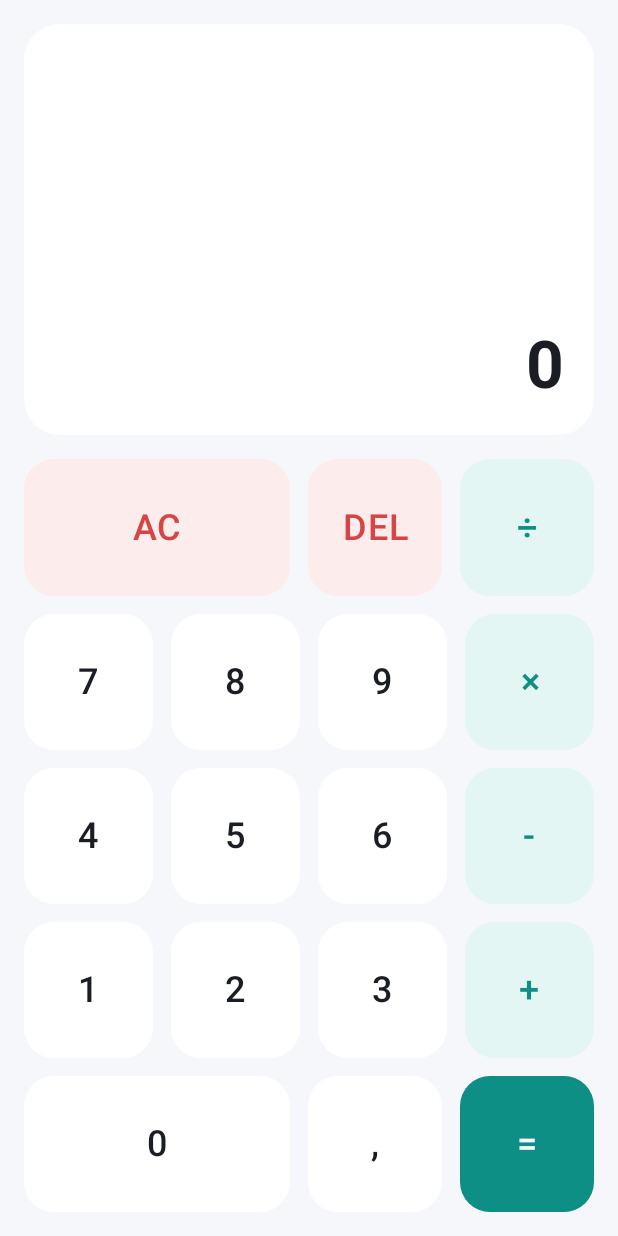
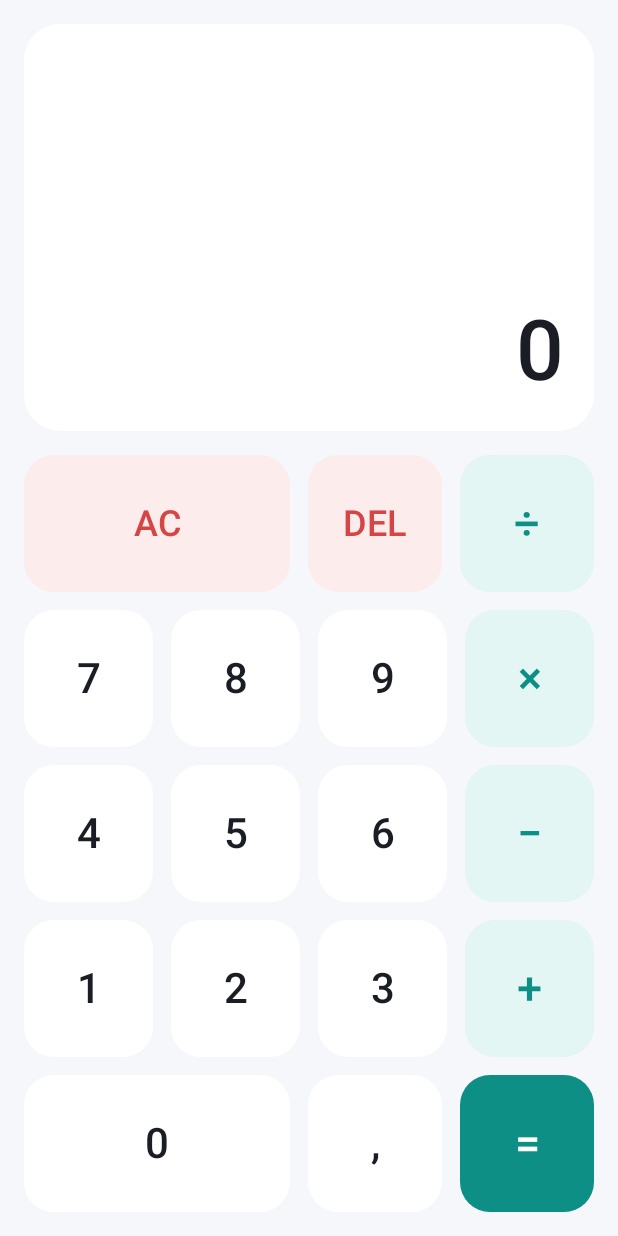
Before and after one commit to UNODOSTRES-QUATRO/Calcsy, an Android app built with Jetpack Compose: the screen it shows after launch (MainActivity), after a tap on an icon or button, on a phone screen of 412 x 824 dp. Run offline under Robolectric (Android 15) with nearby library versions, the phone set to English and light mode, and no system bars.

Commit message:
Update Calcsy app to match full PRD specifications (interactive scaling, active operator border, auto-resizing text, long-press DEL, and post-eval state rules)

```diff
--- a/app/src/main/AndroidManifest.xml
+++ b/app/src/main/AndroidManifest.xml
@@ -14,7 +14,9 @@
         <activity
             android:name=".MainActivity"
             android:exported="true"
-            android:windowSoftInputMode="adjustResize">
+            android:screenOrientation="portrait"
+            android:windowSoftInputMode="adjustResize"
+            tools:ignore="DiscouragedOrientationLock">
             <intent-filter>
                 <action android:name="android.intent.action.MAIN" />
 
--- a/app/src/main/java/com/example/calcsy/CalculatorScreen.kt
+++ b/app/src/main/java/com/example/calcsy/CalculatorScreen.kt
@@ -1,7 +1,13 @@
 package com.example.calcsy
 
+import androidx.compose.animation.core.animateFloatAsState
+import androidx.compose.foundation.BorderStroke
+import androidx.compose.foundation.ExperimentalFoundationApi
 import androidx.compose.foundation.background
-import androidx.compose.foundation.clickable
+import androidx.compose.foundation.border
+import androidx.compose.foundation.combinedClickable
+import androidx.compose.foundation.interaction.MutableInteractionSource
+import androidx.compose.foundation.interaction.collectIsPressedAsState
 import androidx.compose.foundation.layout.Arrangement
 import androidx.compose.foundation.layout.Box
 import androidx.compose.foundation.layout.Column
@@ -19,14 +25,23 @@ import androidx.compose.material3.Text
 import androidx.compose.runtime.Composable
 import androidx.compose.runtime.collectAsState
 import androidx.compose.runtime.getValue
+import androidx.compose.runtime.mutableStateOf
+import androidx.compose.runtime.remember
+import androidx.compose.runtime.setValue
 import androidx.compose.ui.Alignment
 import androidx.compose.ui.Modifier
 import androidx.compose.ui.draw.clip
+import androidx.compose.ui.graphics.Color
+import androidx.compose.ui.graphics.graphicsLayer
 import androidx.compose.ui.hapticfeedback.HapticFeedbackType
 import androidx.compose.ui.platform.LocalHapticFeedback
+import androidx.compose.ui.text.TextStyle
+import androidx.compose.ui.text.font.FontFamily
 import androidx.compose.ui.text.font.FontWeight
 import androidx.compose.ui.text.style.TextAlign
 import androidx.compose.ui.text.style.TextOverflow
+import androidx.compose.ui.unit.Dp
+import androidx.compose.ui.unit.TextUnit
 import androidx.compose.ui.unit.dp
 import androidx.compose.ui.unit.sp
 import androidx.lifecycle.viewmodel.compose.viewModel
@@ -50,11 +65,11 @@ fun CalculatorScreen(
             .systemBarsPadding()
             .padding(16.dp)
     ) {
-        // Top section: Display Area
+        // Area Display (~35% tinggi layar)
         Box(
             modifier = Modifier
                 .fillMaxWidth()
-                .weight(1.2f)
+                .weight(0.35f)
                 .clip(RoundedCornerShape(24.dp))
                 .background(colors.displayBackground)
                 .padding(20.dp),
@@ -65,29 +80,28 @@ fun CalculatorScreen(
                 verticalArrangement = Arrangement.Bottom,
                 modifier = Modifier.fillMaxWidth()
             ) {
-                // Small expression display
+                // Ekspresi kecil (24sp, abu-abu)
                 Text(
                     text = uiState.displayExpression,
                     color = colors.displayExpressionText,
-                    fontSize = 20.sp,
-                    fontWeight = FontWeight.Medium,
+                    fontSize = 24.sp,
+                    fontWeight = FontWeight.Normal,
                     textAlign = TextAlign.End,
                     maxLines = 2,
                     overflow = TextOverflow.Ellipsis,
+                    style = TextStyle(fontFeatureSettings = "tnum"),
                     modifier = Modifier.fillMaxWidth()
                 )
 
-                Spacer(modifier = Modifier.height(12.dp))
+                Spacer(modifier = Modifier.height(8.dp))
 
-                // Big result display
-                Text(
+                // Hasil besar (56sp -> minimal 32sp jika panjang, tebal medium)
+                AutoResizingText(
                     text = uiState.result,
                     color = if (uiState.isError) colors.actionButtonText else colors.displayResultText,
-                    fontSize = if (uiState.isError) 28.sp else 44.sp,
-                    fontWeight = FontWeight.Bold,
-                    textAlign = TextAlign.End,
-                    maxLines = 1,
-                    overflow = TextOverflow.Ellipsis,
+                    maxFontSize = if (uiState.isError) 28.sp else 56.sp,
+                    minFontSize = 32.sp,
+                    fontWeight = FontWeight.Medium,
                     modifier = Modifier.fillMaxWidth()
                 )
             }
@@ -95,14 +109,14 @@ fun CalculatorScreen(
 
         Spacer(modifier = Modifier.height(16.dp))
 
-        // Bottom section: 4 Columns x 5 Rows Grid
+        // Area Keypad (~65% tinggi layar): Grid 4 kolom x 5 baris
         Column(
             modifier = Modifier
                 .fillMaxWidth()
-                .weight(2.2f),
+                .weight(0.65f),
             verticalArrangement = Arrangement.spacedBy(12.dp)
         ) {
-            // Row 1: AC (2 col), DEL, ÷
+            // Baris 1: AC (lebar 2 kolom), DEL, ÷
             Row(
                 modifier = Modifier
                     .fillMaxWidth()
@@ -114,6 +128,7 @@ fun CalculatorScreen(
                     modifier = Modifier.weight(2f),
                     backgroundColor = colors.actionButtonBg,
                     textColor = colors.actionButtonText,
+                    fontSize = 24.sp,
                     onClick = {
                         triggerHaptic()
                         viewModel.onClear()
@@ -124,9 +139,14 @@ fun CalculatorScreen(
                     modifier = Modifier.weight(1f),
                     backgroundColor = colors.actionButtonBg,
                     textColor = colors.actionButtonText,
+                    fontSize = 24.sp,
                     onClick = {
                         triggerHaptic()
                         viewModel.onDelete()
+                    },
+                    onLongClick = {
+                        triggerHaptic()
+                        viewModel.onClear()
                     }
                 )
                 CalcButton(
@@ -134,6 +154,9 @@ fun CalculatorScreen(
                     modifier = Modifier.weight(1f),
                     backgroundColor = colors.operatorButtonBg,
                     textColor = colors.operatorButtonText,
+                    fontSize = 30.sp,
+                    isActiveOperator = uiState.activeOperator == '÷',
+                    accentColor = colors.operatorButtonText,
                     onClick = {
                         triggerHaptic()
                         viewModel.onOperatorInput('÷')
@@ -141,7 +164,7 @@ fun CalculatorScreen(
                 )
             }
 
-            // Row 2: 7, 8, 9, ×
+            // Baris 2: 7, 8, 9, ×
             Row(
                 modifier = Modifier
                     .fillMaxWidth()
@@ -153,6 +176,7 @@ fun CalculatorScreen(
                     modifier = Modifier.weight(1f),
                     backgroundColor = colors.numberButtonBg,
                     textColor = colors.numberButtonText,
+                    fontSize = 28.sp,
                     onClick = {
                         triggerHaptic()
                         viewModel.onDigitInput('7')
@@ -163,6 +187,7 @@ fun CalculatorScreen(
                     modifier = Modifier.weight(1f),
                     backgroundColor = colors.numberButtonBg,
                     textColor = colors.numberButtonText,
+                    fontSize = 28.sp,
                     onClick = {
                         triggerHaptic()
                         viewModel.onDigitInput('8')
@@ -173,6 +198,7 @@ fun CalculatorScreen(
                     modifier = Modifier.weight(1f),
                     backgroundColor = colors.numberButtonBg,
                     textColor = colors.numberButtonText,
+                    fontSize = 28.sp,
                     onClick = {
                         triggerHaptic()
                         viewModel.onDigitInput('9')
@@ -183,6 +209,9 @@ fun CalculatorScreen(
                     modifier = Modifier.weight(1f),
                     backgroundColor = colors.operatorButtonBg,
                     textColor = colors.operatorButtonText,
+                    fontSize = 30.sp,
+                    isActiveOperator = uiState.activeOperator == '×',
+                    accentColor = colors.operatorButtonText,
                     onClick = {
                         triggerHaptic()
                         viewModel.onOperatorInput('×')
@@ -190,7 +219,7 @@ fun CalculatorScreen(
                 )
             }
 
-            // Row 3: 4, 5, 6, -
+            // Baris 3: 4, 5, 6, −
             Row(
                 modifier = Modifier
                     .fillMaxWidth()
@@ -202,6 +231,7 @@ fun CalculatorScreen(
                     modifier = Modifier.weight(1f),
                     backgroundColor = colors.numberButtonBg,
                     textColor = colors.numberButtonText,
+                    fontSize = 28.sp,
                     onClick = {
                         triggerHaptic()
                         viewModel.onDigitInput('4')
@@ -212,6 +242,7 @@ fun CalculatorScreen(
                     modifier = Modifier.weight(1f),
                     backgroundColor = colors.numberButtonBg,
                     textColor = colors.numberButtonText,
+                    fontSize = 28.sp,
                     onClick = {
                         triggerHaptic()
                         viewModel.onDigitInput('5')
@@ -222,24 +253,28 @@ fun CalculatorScreen(
                     modifier = Modifier.weight(1f),
                     backgroundColor = colors.numberButtonBg,
                     textColor = colors.numberButtonText,
+                    fontSize = 28.sp,
                     onClick = {
                         triggerHaptic()
                         viewModel.onDigitInput('6')
                     }
                 )
                 CalcButton(
-                    text = "-",
+                    text = "−",
                     modifier = Modifier.weight(1f),
                     backgroundColor = colors.operatorButtonBg,
                     textColor = colors.operatorButtonText,
+                    fontSize = 30.sp,
+                    isActiveOperator = uiState.activeOperator == '−' || uiState.activeOperator == '-',
+                    accentColor = colors.operatorButtonText,
                     onClick = {
                         triggerHaptic()
-                        viewModel.onOperatorInput('-')
+                        viewModel.onOperatorInput('−')
                     }
                 )
             }
 
-            // Row 4: 1, 2, 3, +
+            // Baris 4: 1, 2, 3, +
             Row(
                 modifier = Modifier
                     .fillMaxWidth()
@@ -251,6 +286,7 @@ fun CalculatorScreen(
                     modifier = Modifier.weight(1f),
                     backgroundColor = colors.numberButtonBg,
                     textColor = colors.numberButtonText,
+                    fontSize = 28.sp,
                     onClick = {
                         triggerHaptic()
                         viewModel.onDigitInput('1')
@@ -261,6 +297,7 @@ fun CalculatorScreen(
                     modifier = Modifier.weight(1f),
                     backgroundColor = colors.numberButtonBg,
                     textColor = colors.numberButtonText,
+                    fontSize = 28.sp,
                     onClick = {
                         triggerHaptic()
                         viewModel.onDigitInput('2')
@@ -271,6 +308,7 @@ fun CalculatorScreen(
                     modifier = Modifier.weight(1f),
                     backgroundColor = colors.numberButtonBg,
                     textColor = colors.numberButtonText,
+                    fontSize = 28.sp,
                     onClick = {
                         triggerHaptic()
                         viewModel.onDigitInput('3')
@@ -281,6 +319,9 @@ fun CalculatorScreen(
                     modifier = Modifier.weight(1f),
                     backgroundColor = colors.operatorButtonBg,
                     textColor = colors.operatorButtonText,
+                    fontSize = 30.sp,
+                    isActiveOperator = uiState.activeOperator == '+',
+                    accentColor = colors.operatorButtonText,
                     onClick = {
                         triggerHaptic()
                         viewModel.onOperatorInput('+')
@@ -288,7 +329,7 @@ fun CalculatorScreen(
                 )
             }
 
-            // Row 5: 0 (2 col), , (decimal point), =
+            // Baris 5: 0 (lebar 2 kolom), . (titik desimal), =
             Row(
                 modifier = Modifier
                     .fillMaxWidth()
@@ -300,6 +341,7 @@ fun CalculatorScreen(
                     modifier = Modifier.weight(2f),
                     backgroundColor = colors.numberButtonBg,
                     textColor = colors.numberButtonText,
+                    fontSize = 28.sp,
                     onClick = {
                         triggerHaptic()
                         viewModel.onDigitInput('0')
@@ -310,6 +352,7 @@ fun CalculatorScreen(
                     modifier = Modifier.weight(1f),
                     backgroundColor = colors.numberButtonBg,
                     textColor = colors.numberButtonText,
+                    fontSize = 28.sp,
                     onClick = {
                         triggerHaptic()
                         viewModel.onDecimalInput()
@@ -320,6 +363,7 @@ fun CalculatorScreen(
                     modifier = Modifier.weight(1f),
                     backgroundColor = colors.equalsButtonBg,
                     textColor = colors.equalsButtonText,
+                    fontSize = 30.sp,
                     onClick = {
                         triggerHaptic()
                         viewModel.onEquals()
@@ -330,29 +374,95 @@ fun CalculatorScreen(
     }
 }
 
+@OptIn(ExperimentalFoundationApi::class)
 @Composable
 fun CalcButton(
     text: String,
     modifier: Modifier = Modifier,
-    backgroundColor: androidx.compose.ui.graphics.Color,
-    textColor: androidx.compose.ui.graphics.Color,
-    onClick: () -> Unit
+    backgroundColor: Color,
+    textColor: Color,
+    fontSize: TextUnit = 28.sp,
+    isActiveOperator: Boolean = false,
+    accentColor: Color = Color.Unspecified,
+    onClick: () -> Unit,
+    onLongClick: (() -> Unit)? = null
 ) {
+    val interactionSource = remember { MutableInteractionSource() }
+    val isPressed by interactionSource.collectIsPressedAsState()
+
+    val scale by animateFloatAsState(
+        targetValue = if (isPressed) 0.96f else 1f,
+        label = "buttonScale"
+    )
+
+    val borderModifier = if (isActiveOperator && accentColor != Color.Unspecified) {
+        Modifier.border(BorderStroke(1.5.dp, accentColor), RoundedCornerShape(20.dp))
+    } else {
+        Modifier
+    }
+
     Box(
         modifier = modifier
             .fillMaxHeight()
             .heightIn(min = 64.dp)
+            .graphicsLayer {
+                scaleX = scale
+                scaleY = scale
+            }
+            .then(borderModifier)
             .clip(RoundedCornerShape(20.dp))
             .background(backgroundColor)
-            .clickable { onClick() },
+            .combinedClickable(
+                interactionSource = interactionSource,
+                indication = null,
+                onClick = onClick,
+                onLongClick = onLongClick
+            ),
         contentAlignment = Alignment.Center
     ) {
         Text(
             text = text,
             color = textColor,
-            fontSize = 24.sp,
+            fontSize = fontSize,
             fontWeight = FontWeight.SemiBold,
-            textAlign = TextAlign.Center
+            textAlign = TextAlign.Center,
+            style = TextStyle(fontFeatureSettings = "tnum")
         )
     }
 }
+
+@Composable
+fun AutoResizingText(
+    text: String,
+    color: Color,
+    maxFontSize: TextUnit = 56.sp,
+    minFontSize: TextUnit = 32.sp,
+    fontWeight: FontWeight = FontWeight.Medium,
+    modifier: Modifier = Modifier
+) {
+    var currentFontSize by remember(text) { mutableStateOf(maxFontSize) }
+    var readyToDraw by remember(text) { mutableStateOf(false) }
+
+    Text(
+        text = text,
+        color = color,
+        fontSize = currentFontSize,
+        fontWeight = fontWeight,
+        textAlign = TextAlign.End,
+        maxLines = 1,
+        softWrap = false,
+        overflow = TextOverflow.Clip,
+        style = TextStyle(fontFeatureSettings = "tnum"),
+        onTextLayout = { textLayoutResult ->
+            if (textLayoutResult.didOverflowWidth && currentFontSize > minFontSize) {
+                val nextSize = (currentFontSize.value - 2).coerceAtLeast(minFontSize.value)
+                currentFontSize = nextSize.sp
+            } else {
+                readyToDraw = true
+            }
+        },
+        modifier = modifier.graphicsLayer {
+            alpha = if (readyToDraw) 1f else 0f
+        }
+    )
+}
--- a/app/src/main/java/com/example/calcsy/CalculatorViewModel.kt
+++ b/app/src/main/java/com/example/calcsy/CalculatorViewModel.kt
@@ -10,7 +10,9 @@ data class CalculatorUiState(
     val rawExpression: String = "",
     val displayExpression: String = "",
     val result: String = "0",
-    val isError: Boolean = false
+    val isError: Boolean = false,
+    val isEvaluated: Boolean = false,
+    val activeOperator: Char? = null
 )
 
 class CalculatorViewModel : ViewModel() {
@@ -19,27 +21,40 @@ class CalculatorViewModel : ViewModel() {
     val uiState: StateFlow<CalculatorUiState> = _uiState.asStateFlow()
 
     fun onDigitInput(digit: Char) {
-        val currentRaw = _uiState.value.rawExpression
-        val newRaw = CalculatorEngine.appendDigit(currentRaw, digit)
-        updateState(newRaw)
+        val currentState = _uiState.value
+        val baseRaw = if (currentState.isEvaluated || currentState.isError) "" else currentState.rawExpression
+        val newRaw = CalculatorEngine.appendDigit(baseRaw, digit)
+        updateState(newRaw, isEvaluated = false)
     }
 
     fun onDecimalInput() {
-        val currentRaw = _uiState.value.rawExpression
-        val newRaw = CalculatorEngine.appendDecimal(currentRaw)
-        updateState(newRaw)
+        val currentState = _uiState.value
+        val baseRaw = if (currentState.isEvaluated || currentState.isError) "" else currentState.rawExpression
+        val newRaw = CalculatorEngine.appendDecimal(baseRaw)
+        updateState(newRaw, isEvaluated = false)
     }
 
     fun onOperatorInput(operator: Char) {
-        val currentRaw = _uiState.value.rawExpression
-        val newRaw = CalculatorEngine.appendOperator(currentRaw, operator)
-        updateState(newRaw)
+        val currentState = _uiState.value
+        val baseRaw = if (currentState.isEvaluated && !currentState.isError) {
+            resultToRaw(currentState.result)
+        } else if (currentState.isError) {
+            ""
+        } else {
+            currentState.rawExpression
+        }
+        val newRaw = CalculatorEngine.appendOperator(baseRaw, operator)
+        updateState(newRaw, isEvaluated = false)
     }
 
     fun onDelete() {
-        val currentRaw = _uiState.value.rawExpression
-        val newRaw = CalculatorEngine.deleteLastChar(currentRaw)
-        updateState(newRaw)
+        val currentState = _uiState.value
+        if (currentState.isEvaluated) {
+            onClear()
+            return
+        }
+        val newRaw = CalculatorEngine.deleteLastChar(currentState.rawExpression)
+        updateState(newRaw, isEvaluated = false)
     }
 
     fun onClear() {
@@ -52,19 +67,32 @@ class CalculatorViewModel : ViewModel() {
             onClear()
             return
         }
-        if (currentState.result.isNotEmpty() && currentState.result != "0" && currentState.result != CalculatorEngine.ERROR_DIVIDE_BY_ZERO) {
-            val newRaw = resultToRaw(currentState.result)
+        if (currentState.rawExpression.isEmpty()) return
+
+        val evalResult = CalculatorEngine.evaluate(currentState.rawExpression)
+        val isError = evalResult == CalculatorEngine.ERROR_DIVIDE_BY_ZERO
+
+        if (isError) {
             _uiState.update {
                 it.copy(
-                    rawExpression = newRaw,
-                    displayExpression = CalculatorEngine.formatExpressionForDisplay(newRaw),
-                    result = ""
+                    result = evalResult,
+                    isError = true,
+                    isEvaluated = true
+                )
+            }
+        } else if (evalResult.isNotEmpty()) {
+            _uiState.update {
+                it.copy(
+                    result = evalResult,
+                    isError = false,
+                    isEvaluated = true,
+                    activeOperator = null
                 )
             }
         }
     }
 
-    private fun updateState(newRaw: String) {
+    private fun updateState(newRaw: String, isEvaluated: Boolean) {
         val displayExpr = CalculatorEngine.formatExpressionForDisplay(newRaw)
         val evalResult = CalculatorEngine.evaluate(newRaw)
         val isError = evalResult == CalculatorEngine.ERROR_DIVIDE_BY_ZERO
@@ -75,17 +103,25 @@ class CalculatorViewModel : ViewModel() {
             else -> evalResult
         }
 
+        val activeOp = if (newRaw.isNotEmpty() && CalculatorEngine.isOperator(newRaw.last())) {
+            newRaw.last()
+        } else {
+            null
+        }
+
         _uiState.update {
             it.copy(
                 rawExpression = newRaw,
                 displayExpression = displayExpr,
                 result = displayResult,
-                isError = isError
+                isError = isError,
+                isEvaluated = isEvaluated,
+                activeOperator = activeOp
             )
         }
     }
 
     private fun resultToRaw(formattedResult: String): String {
-        return formattedResult.replace(".", "").replace(",", ".")
+        return formattedResult.replace(".", "").replace(",", ".").replace("−", "-")
     }
 }
--- a/app/src/main/java/com/example/calcsy/Theme.kt
+++ b/app/src/main/java/com/example/calcsy/Theme.kt
@@ -8,6 +8,8 @@ import androidx.compose.runtime.Composable
 import androidx.compose.runtime.CompositionLocalProvider
 import androidx.compose.runtime.staticCompositionLocalOf
 import androidx.compose.ui.graphics.Color
+import androidx.compose.ui.text.TextStyle
+import androidx.compose.ui.text.font.FontFamily
 
 data class CalculatorColors(
     val screenBackground: Color,
@@ -27,7 +29,7 @@ data class CalculatorColors(
 val DarkCalculatorColors = CalculatorColors(
     screenBackground = Color(0xFF0F1115),
     displayBackground = Color(0xFF171A21),
-    displayExpressionText = Color(0xFF8E95A2),
+    displayExpressionText = Color(0xFF8A93A6),
     displayResultText = Color(0xFFF2F4F8),
     numberButtonBg = Color(0xFF232832),
     numberButtonText = Color(0xFFF2F4F8),
@@ -42,7 +44,7 @@ val DarkCalculatorColors = CalculatorColors(
 val LightCalculatorColors = CalculatorColors(
     screenBackground = Color(0xFFF5F7FA),
     displayBackground = Color(0xFFFFFFFF),
-    displayExpressionText = Color(0xFF6C727F),
+    displayExpressionText = Color(0xFF6B7385),
     displayResultText = Color(0xFF1A1D24),
     numberButtonBg = Color(0xFFFFFFFF),
     numberButtonText = Color(0xFF1A1D24),
@@ -55,6 +57,11 @@ val LightCalculatorColors = CalculatorColors(
 )
 
 val LocalCalculatorColors = staticCompositionLocalOf { DarkCalculatorColors }
+
+val TabularTextStyle = TextStyle(
+    fontFamily = FontFamily.Default,
+    fontFeatureSettings = "tnum"
+)
 
 @Composable
 fun CalcsyTheme(
```
Also changed, not shown: app/src/main/java/com/example/calcsy/CalculatorEngine.kt (+30 -19 lines), 1 other file.
